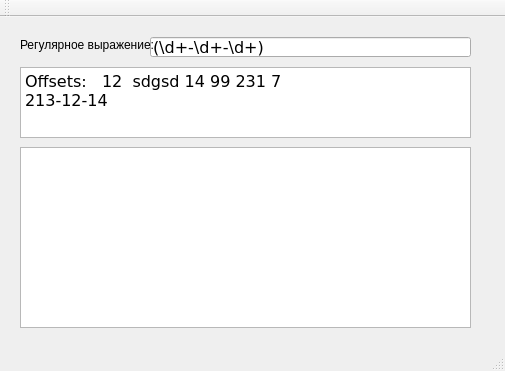
Chuvi-w/cpp, file lesson_9/QRegExp/mainwindow.ui: the form before one commit.
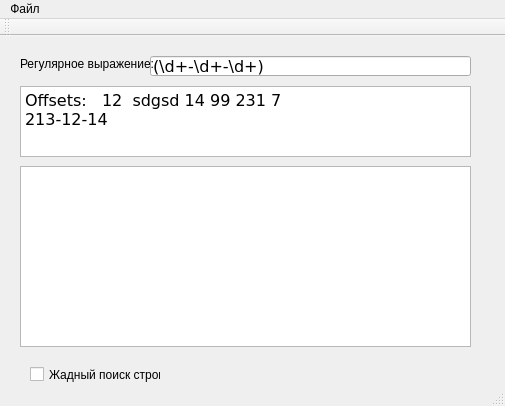
The form after the commit.

What changed in the file:
```diff
--- a/lesson_9/QRegExp/mainwindow.ui
+++ b/lesson_9/QRegExp/mainwindow.ui
@@ -7,7 +7,7 @@
     <x>0</x>
     <y>0</y>
     <width>505</width>
-    <height>371</height>
+    <height>406</height>
    </rect>
   </property>
   <property name="windowTitle">
@@ -82,6 +82,19 @@
      </font>
     </property>
    </widget>
+   <widget class="QCheckBox" name="maxLenSearchBox">
+    <property name="geometry">
+     <rect>
+      <x>30</x>
+      <y>330</y>
+      <width>131</width>
+      <height>17</height>
+     </rect>
+    </property>
+    <property name="text">
+     <string>Жадный поиск строк</string>
+    </property>
+   </widget>
   </widget>
   <widget class="QMenuBar" name="menuBar">
    <property name="geometry">
@@ -92,6 +105,15 @@
      <height>21</height>
     </rect>
    </property>
+   <widget class="QMenu" name="menu">
+    <property name="title">
+     <string>Файл</string>
+    </property>
+    <addaction name="loadAction"/>
+    <addaction name="saveAction"/>
+    <addaction name="clearAction"/>
+   </widget>
+   <addaction name="menu"/>
   </widget>
   <widget class="QToolBar" name="mainToolBar">
    <attribute name="toolBarArea">
```
Left out of the diff: 81 changed lines with no effect on the pictures.
